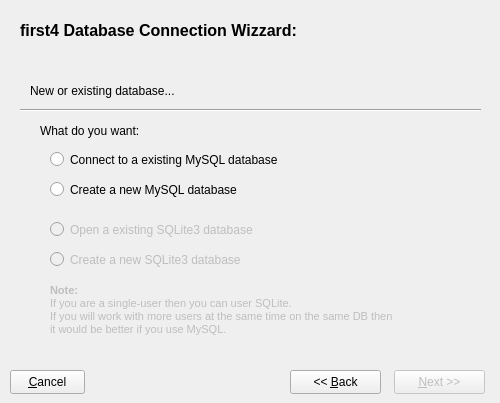
Before: the Qt Designer form trunk/ui/dbwizzardfrm.ui in BackupTheBerlios/first4-svn, drawn with Qt 5.
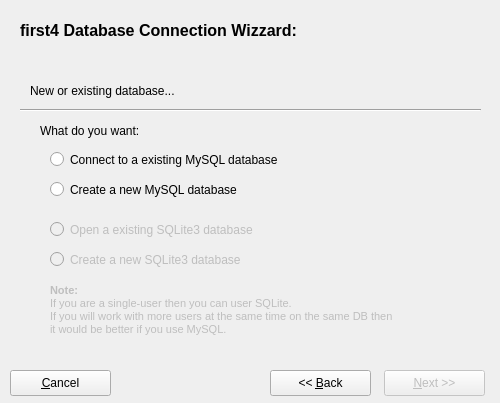
After: the same form once the commit is applied. Icons and pictures are not drawn.

```diff
--- a/trunk/ui/dbwizzardfrm.ui
+++ b/trunk/ui/dbwizzardfrm.ui
@@ -36,8 +36,8 @@
     <rect>
      <x>10</x>
      <y>370</y>
-     <width>75</width>
-     <height>24</height>
+     <width>101</width>
+     <height>26</height>
     </rect>
    </property>
    <property name="text" >
@@ -56,10 +56,10 @@
    </property>
    <property name="geometry" >
     <rect>
-     <x>394</x>
+     <x>384</x>
      <y>370</y>
-     <width>91</width>
-     <height>24</height>
+     <width>101</width>
+     <height>26</height>
     </rect>
    </property>
    <property name="text" >
@@ -72,10 +72,10 @@
   <widget class="QPushButton" name="btnback" >
    <property name="geometry" >
     <rect>
-     <x>290</x>
+     <x>270</x>
      <y>370</y>
-     <width>91</width>
-     <height>24</height>
+     <width>101</width>
+     <height>26</height>
     </rect>
    </property>
    <property name="text" >
```
